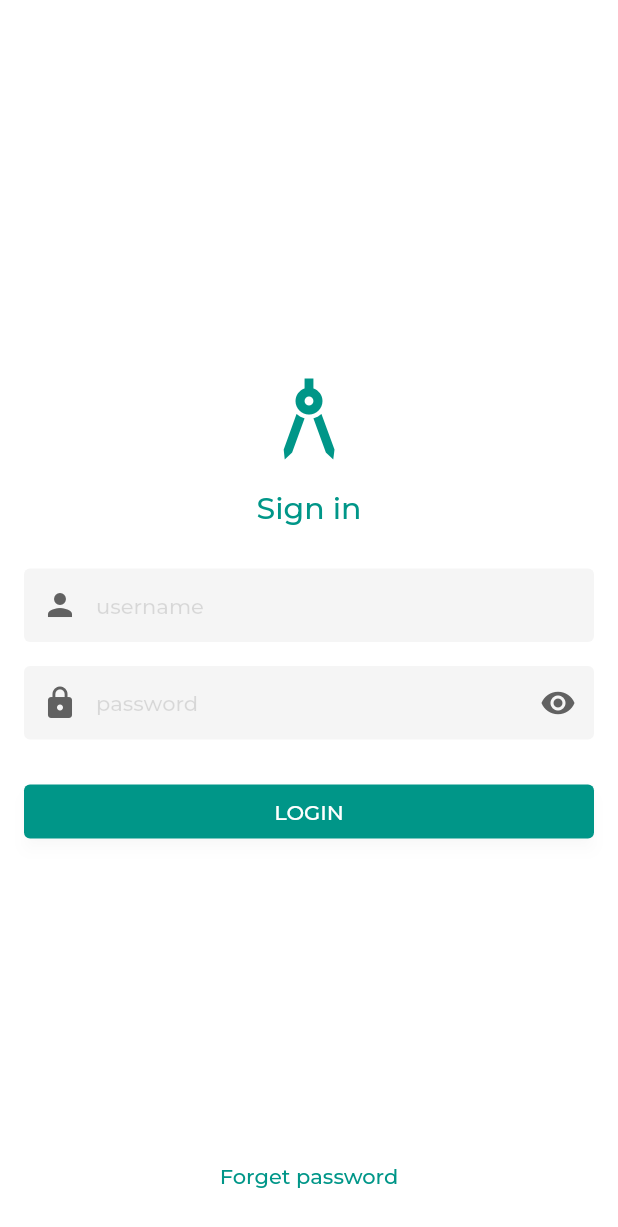
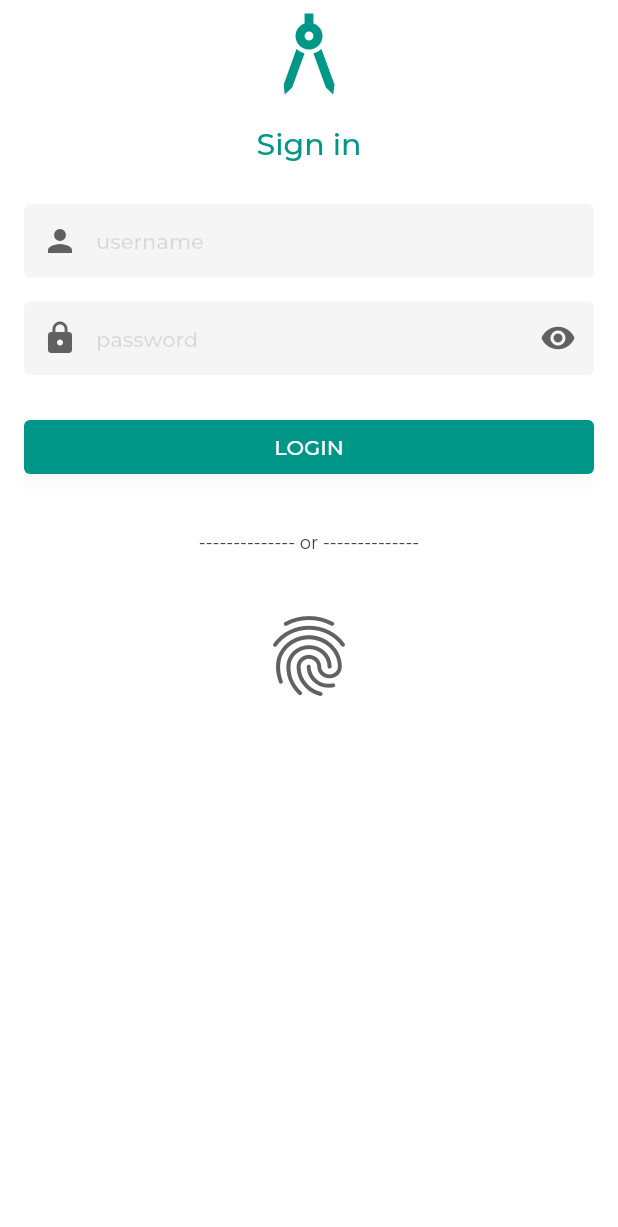
Before and after one commit to Omar-Khaium/jamuna_emplog, a Flutter app: the screen it shows after launch, on a phone screen of 412 x 824 dp. Shown: the top 1227 px of the screen. Run offline on Flutter 3.47's test engine with Material 2 defaults, Android fonts, the phone set to English and light mode, and no system bars; our stand-ins replace google_fonts, local_auth, material_design_icons_flutter.

Commit message:
Tanvir-Homepage designing is on process

```diff
--- a/lib/main.dart
+++ b/lib/main.dart
@@ -40,7 +40,7 @@ class MyApp extends StatelessWidget {
       home: AuthRoute(),
       routes: {
         AuthRoute().route: (context) => AuthRoute(),
-        HomeRoute().route: (context) => HomeRoute(),
+        //HomeRoute().route: (context) => HomeRoute(),
         WelcomeRoute().route: (context) => WelcomeRoute(),
         FingerprintAuth().route: (context) => FingerprintAuth(),
       },
--- a/lib/view/route/route_auth.dart
+++ b/lib/view/route/route_auth.dart
@@ -11,7 +11,8 @@ class AuthRoute extends StatelessWidget {
   Widget build(BuildContext context) {
     final themeProvider = Provider.of<ThemeProvider>(context);
 
-    return Scaffold(
+    return SafeArea(
+      child: Scaffold(
         backgroundColor: themeProvider.backgroundColor,
         body: InkWell(
           splashColor: Colors.transparent,
@@ -19,11 +20,7 @@ class AuthRoute extends StatelessWidget {
           onTap: () {
             FocusScope.of(context).requestFocus(FocusNode());
           },
-        child: Stack(
-          children: [
-            Center(
           child: Column(
-                mainAxisSize: MainAxisSize.min,
             children: [
               Icon(
                 Icons.architecture,
@@ -41,24 +38,28 @@ class AuthRoute extends StatelessWidget {
                 height: 12,
               ),
               AuthForm(),
+              SizedBox(
+                height: 16,
+              ),
+              Text(
+                "-------------- or --------------",
+                style: TextStyles.caption(
+                    context: context, color: themeProvider.textColor),
+              ),
+              SizedBox(
+                height: 36,
+              ),
+              Center(
+                child: InkWell(
+                  child: Icon(
+                    Icons.fingerprint,
+                    size: 64,
+                  ),
+                  onTap: () {},
+                ),
+              ),
             ],
           ),
-            ),
-            Positioned(
-              child: Center(
-                child: TextButton(
-                  child: Text("Forget password",
-                      style: TextStyles.body(
-                          context: context, color: themeProvider.accentColor),
-                      textAlign: TextAlign.center),
-                  onPressed: () {},
-                ),
-              ),
-              bottom: 16,
-              left: 0,
-              right: 0,
-            ),
-          ],
         ),
       ),
     );
--- a/lib/view/widgets/auth/form_auth.dart
+++ b/lib/view/widgets/auth/form_auth.dart
@@ -152,7 +152,7 @@ class _AuthFormState extends State<AuthForm> {
                   FocusScope.of(context).requestFocus(FocusNode());
                   Navigator.of(context).pushReplacementNamed(HomeRoute().route);
                 }*/
-                Navigator.of(context).pushReplacementNamed(HomeRoute().route);
+                //Navigator.of(context).pushReplacementNamed(HomeRoute().route);
               },
               elevation: 4,
               shape: RoundedRectangleBorder(
```
Also changed, not shown: lib/view/route/route_home.dart (+62 -2 lines), 1 other file. Lines whose indentation alone changed are shown as unchanged.
